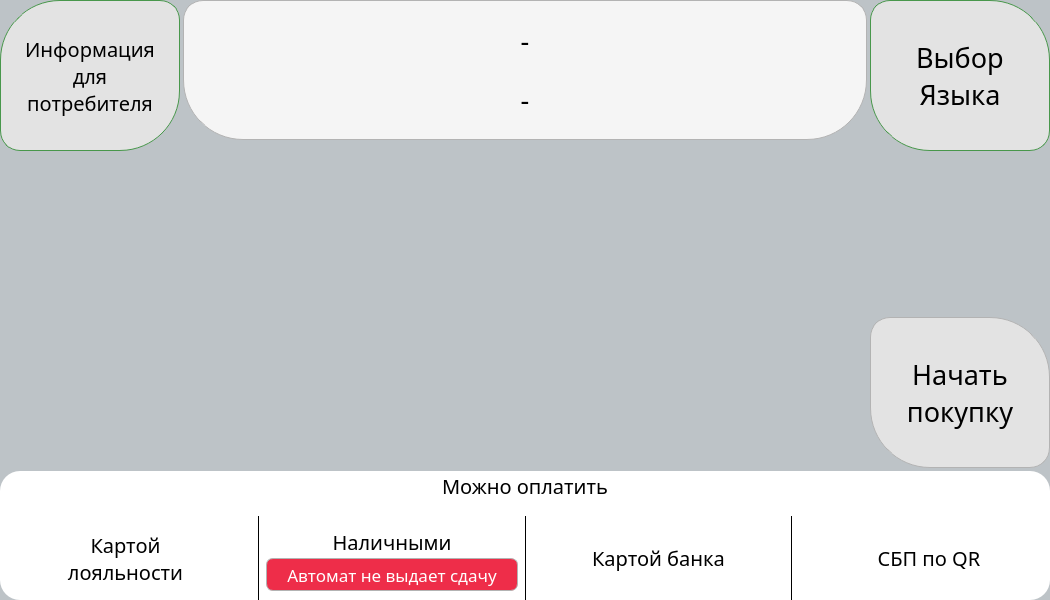
Before: the Qt Designer form services/gui/resources/ui_interface/waiting_window.ui in dmitriymikryukov/vodobox-pro, drawn with Qt 5.
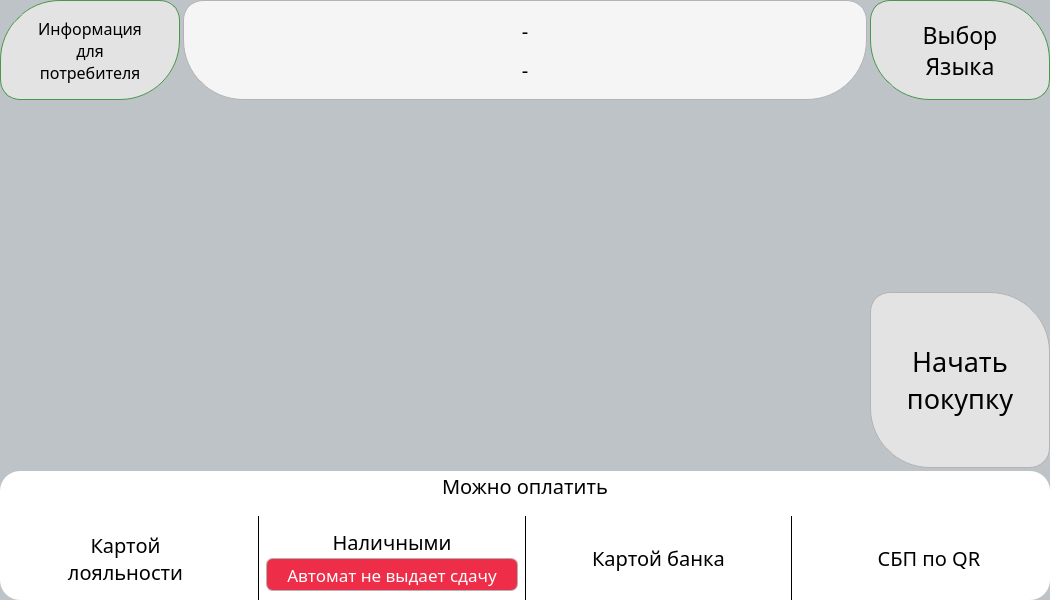
After: the same form once the commit is applied.

Commit message: change button size for waiting window

```diff
--- a/services/gui/resources/ui_interface/waiting_window.ui
+++ b/services/gui/resources/ui_interface/waiting_window.ui
@@ -521,7 +521,7 @@
             <property name="bottomMargin">
              <number>0</number>
             </property>
-            <item>
+            <item alignment="Qt::AlignTop">
              <widget class="QStackedWidget" name="top_left_stack_widget">
               <property name="sizePolicy">
                <sizepolicy hsizetype="Preferred" vsizetype="Preferred">
@@ -529,6 +529,12 @@
                 <verstretch>0</verstretch>
                </sizepolicy>
               </property>
+              <property name="minimumSize">
+               <size>
+                <width>0</width>
+                <height>100</height>
+               </size>
+              </property>
               <property name="styleSheet">
                <string notr="true">background-color: transparent;</string>
               </property>
@@ -578,7 +584,7 @@
                   <property name="font">
                    <font>
                     <family>Rubik</family>
-                    <pointsize>15</pointsize>
+                    <pointsize>12</pointsize>
                    </font>
                   </property>
                   <property name="focusPolicy">
@@ -1049,7 +1055,7 @@
                <property name="bottomMargin">
                 <number>0</number>
                </property>
-               <item>
+               <item alignment="Qt::AlignTop">
                 <widget class="QFrame" name="frame_10">
                  <property name="sizePolicy">
                   <sizepolicy hsizetype="Preferred" vsizetype="Expanding">
@@ -1060,7 +1066,7 @@
                  <property name="minimumSize">
                   <size>
                    <width>0</width>
-                   <height>129</height>
+                   <height>100</height>
                   </size>
                  </property>
                  <property name="maximumSize">
@@ -1113,7 +1119,7 @@
                     <property name="font">
                      <font>
                       <family>Rubik</family>
-                      <pointsize>20</pointsize>
+                      <pointsize>15</pointsize>
                      </font>
                     </property>
                     <property name="text">
@@ -1138,7 +1144,7 @@
                     <property name="font">
                      <font>
                       <family>Rubik</family>
-                      <pointsize>20</pointsize>
+                      <pointsize>15</pointsize>
                      </font>
                     </property>
                     <property name="text">
@@ -1715,7 +1721,7 @@
             <property name="bottomMargin">
              <number>0</number>
             </property>
-            <item>
+            <item alignment="Qt::AlignTop">
              <widget class="QStackedWidget" name="top_right_stack_widget">
               <property name="sizePolicy">
                <sizepolicy hsizetype="Preferred" vsizetype="Expanding">
@@ -1723,6 +1729,12 @@
                 <verstretch>0</verstretch>
                </sizepolicy>
               </property>
+              <property name="minimumSize">
+               <size>
+                <width>0</width>
+                <height>100</height>
+               </size>
+              </property>
               <property name="styleSheet">
                <string notr="true">background-color: transparent;</string>
               </property>
@@ -1766,7 +1778,7 @@
                   <property name="font">
                    <font>
                     <family>Rubik</family>
-                    <pointsize>20</pointsize>
+                    <pointsize>17</pointsize>
                    </font>
                   </property>
                   <property name="focusPolicy">
```
The commit also changes 1 other file.
